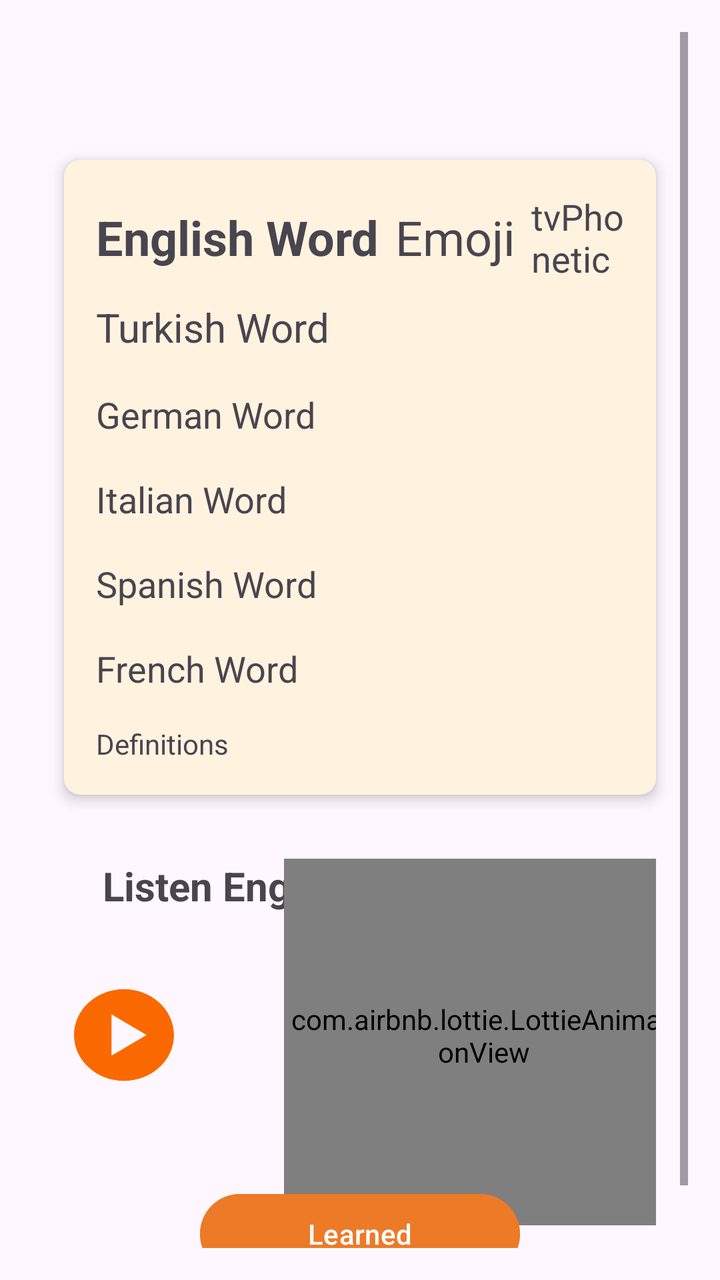
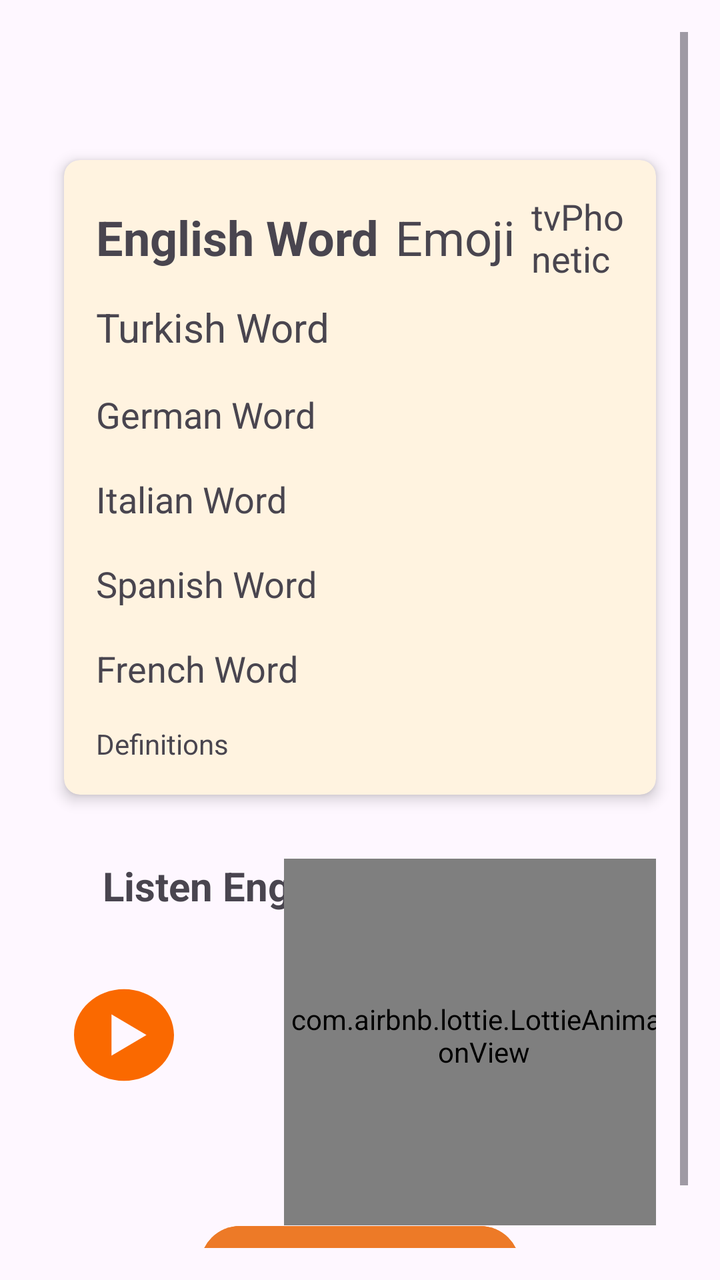

Two renders of the same Android screen: before a commit and after it. Below are the layout's source before the change and the commit's diff.
<!-- AndroidManifest.xml: application theme Theme.VocabCards -->
<!-- res/layout/fragment_word_detail.xml -->
<?xml version="1.0" encoding="utf-8"?>
<LinearLayout xmlns:android="http://schemas.android.com/apk/res/android"
    android:layout_width="match_parent"
    android:layout_height="match_parent"
    xmlns:app="http://schemas.android.com/apk/res-auto"
    android:orientation="vertical"
    android:padding="16dp">

    
    <ScrollView
        android:layout_width="match_parent"
        android:layout_gravity="center"
        android:layout_height="match_parent">

        <LinearLayout
            android:layout_width="match_parent"
            android:layout_height="wrap_content"

            android:gravity="center"
            android:orientation="vertical">

            
            <LinearLayout
                android:id="@+id/loadingContainer"
                android:layout_width="match_parent"
                android:layout_height="wrap_content"
                android:gravity="center"
                android:orientation="vertical">

                <ProgressBar
                    android:id="@+id/progressBar"
                    android:layout_width="wrap_content"
                    android:layout_gravity="center"
                    android:layout_height="wrap_content" />
            </LinearLayout>


            
            <LinearLayout
                android:id="@+id/contentContainer"
                android:layout_width="match_parent"
                android:layout_height="wrap_content"
                android:orientation="vertical"
                android:visibility="visible">

                <androidx.cardview.widget.CardView
                    android:layout_width="match_parent"
                    android:layout_height="wrap_content"
                    android:layout_margin="16dp"
                    app:cardBackgroundColor="@color/lllorange"
                    app:cardCornerRadius="8dp"
                    app:cardElevation="4dp">

                    <LinearLayout
                        android:layout_width="match_parent"
                        android:layout_height="wrap_content"
                        android:orientation="horizontal"
                        android:padding="16dp">

                        
                        <TextView
                            android:id="@+id/tvDetailEnglishWord"
                            android:layout_width="wrap_content"
                            android:layout_height="wrap_content"
                            android:text="@string/english_word"
                            android:textSize="24sp"
                            android:textStyle="bold"
                            android:layout_gravity="center_vertical" />

                        
                        <TextView
                            android:id="@+id/tvEmoji"
                            android:layout_width="wrap_content"
                            android:layout_height="wrap_content"
                            android:text="@string/emoji"
                            android:textSize="24sp"
                            android:paddingStart="8dp"
                            android:layout_gravity="center_vertical" />

                        
                        <TextView
                            android:id="@+id/tvPhonetic"
                            android:layout_width="wrap_content"
                            android:layout_height="wrap_content"
                            android:textSize="18sp"
                            android:paddingStart="8dp"
                            android:text="@string/tvphonetic"
                            android:layout_gravity="center_vertical" />

                    </LinearLayout>

                    
                    <LinearLayout
                        android:layout_width="match_parent"
                        android:layout_height="wrap_content"
                        android:orientation="vertical"
                        android:padding="16dp"
                        android:layout_marginTop="36dp">

                        
                        <TextView
                            android:id="@+id/tvDetailTurkishWord"
                            android:layout_width="wrap_content"
                            android:layout_height="wrap_content"
                            android:text="@string/turkish_word"
                            android:textSize="20sp"
                            android:paddingTop="18dp" />

                        
                        <TextView
                            android:id="@+id/tvGermanWord"
                            android:layout_width="wrap_content"
                            android:layout_height="wrap_content"
                            android:text="@string/german_word"
                            android:textSize="18sp"
                            android:paddingTop="18dp" />

                        
                        <TextView
                            android:id="@+id/tvItalianWord"
                            android:layout_width="wrap_content"
                            android:layout_height="wrap_content"
                            android:text="@string/italian_word"
                            android:textSize="18sp"
                            android:paddingTop="18dp" />

                        
                        <TextView
                            android:id="@+id/tvSpanishWord"
                            android:layout_width="wrap_content"
                            android:layout_height="wrap_content"
                            android:text="@string/spanish_word"
                            android:textSize="18sp"
                            android:paddingTop="18dp" />

                        
                        <TextView
                            android:id="@+id/tvFrenchWord"
                            android:layout_width="wrap_content"
                            android:layout_height="wrap_content"
                            android:text="@string/french_word"
                            android:textSize="18sp"
                            android:paddingTop="18dp" />

                        
                        <TextView
                            android:id="@+id/tvDefinitions"
                            android:layout_width="wrap_content"
                            android:layout_height="wrap_content"
                            android:paddingTop="16dp"
                            android:text="@string/definitions" />

                    </LinearLayout>

                </androidx.cardview.widget.CardView>

                <LinearLayout
                    android:id="@+id/pronunciationLayout"
                    android:layout_width="match_parent"
                    android:layout_height="wrap_content"
                    android:padding="16dp"
                    android:orientation="vertical"
                    android:gravity="center_horizontal">

                    
                    <TextView
                        android:id="@+id/tvEnglishPronunciation"
                        android:layout_width="wrap_content"
                        android:layout_height="wrap_content"
                        android:text="@string/listen_english_pronunciation"
                        android:textSize="20sp"
                        android:textStyle="bold"
                        android:gravity="center"
                        android:layout_marginBottom="16dp" />

                    
                    <LinearLayout
                        android:id="@+id/linearLayout"
                        android:layout_width="wrap_content"
                        android:layout_height="wrap_content"
                        android:gravity="center_vertical"
                        android:layout_marginTop="-50dp"
                        android:orientation="horizontal">

                        <androidx.appcompat.widget.AppCompatButton
                            android:id="@+id/btnPlayAudio"
                            android:layout_width="60dp"
                            android:layout_height="55dp"
                            android:background="@drawable/playcircle" />

                        <com.airbnb.lottie.LottieAnimationView
                            android:id="@+id/lottiePlayAnimation"
                            android:layout_width="200dp"
                            android:layout_height="190dp"
                            android:layout_marginStart="50dp"
                            app:lottie_autoPlay="false"
                            app:lottie_loop="true"
                            app:lottie_rawRes="@raw/audio" />
                    </LinearLayout>

                    
                    <Button
                        android:id="@+id/learnedButton"
                        android:layout_width="160dp"
                        android:layout_height="wrap_content"
                        android:layout_marginTop="-20dp"
                        android:gravity="center"
                        android:backgroundTint="#ED7A27"
                        android:text="@string/learned" />

                </LinearLayout>


            </LinearLayout>
        </LinearLayout>
    </ScrollView>
</LinearLayout>
<!-- resources referenced by this layout -->
<resources>
  <color name="lllorange">#FFF3E0</color>
  <!-- drawable playcircle (drawable) -->
  <vector xmlns:android="http://schemas.android.com/apk/res/android" android:height="24dp" android:tint="#FA6900" android:viewportHeight="24" android:viewportWidth="24" android:width="24dp">
  
      <path android:fillColor="@android:color/white" android:pathData="M12,2C6.48,2 2,6.48 2,12s4.48,10 10,10s10,-4.48 10,-10S17.52,2 12,2zM9.5,16.5v-9l7,4.5L9.5,16.5z"/>
  
  </vector>
  <string name="definitions">Definitions</string>
  <string name="emoji">Emoji</string>
  <string name="english_word">English Word</string>
  <string name="french_word">French Word</string>
  <string name="german_word">German Word</string>
  <string name="italian_word">Italian Word</string>
  <string name="learned">Learned</string>
  <string name="listen_english_pronunciation">Listen English Pronunciation</string>
  <string name="spanish_word">Spanish Word</string>
  <string name="turkish_word">Turkish Word</string>
  <string name="tvphonetic">tvPhonetic</string>
  <style name="Theme.VocabCards" parent="Base.Theme.VocabCards" />
  <style name="Base.Theme.VocabCards" parent="Theme.Material3.DayNight.NoActionBar">
          
          
      </style>
</resources>

<!-- the commit's change to res/layout/fragment_word_detail.xml (unified diff, before → after) -->
@@ -199,17 +199,18 @@
                     </LinearLayout>
 
                     
-                    <Button
-                        android:id="@+id/learnedButton"
-                        android:layout_width="160dp"
-                        android:layout_height="wrap_content"
-                        android:layout_marginTop="-20dp"
-                        android:gravity="center"
-                        android:backgroundTint="#ED7A27"
-                        android:text="@string/learned" />
+
 
                 </LinearLayout>
-
+                <Button
+                    android:id="@+id/learnedButton"
+                    android:layout_width="160dp"
+                    android:layout_height="wrap_content"
+                    android:layout_marginTop="-20dp"
+                    android:gravity="center"
+                    android:layout_gravity="center"
+                    android:backgroundTint="#ED7A27"
+                    android:text="@string/learned" />
 
             </LinearLayout>
         </LinearLayout>
